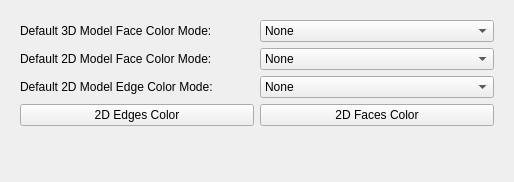
First picture: the form in Source/Applications/ModelBuilder/pqCMBModelBuilderOptions.ui, repository cnsuhao/cmb, before the edit.
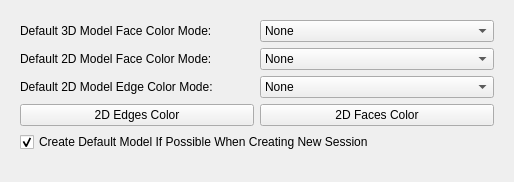
Second picture: the form after the edit. Custom widgets are drawn as their Qt base class.

Commit message: Preference for adding new model when createing new session

```diff
--- a/Source/Applications/ModelBuilder/pqCMBModelBuilderOptions.ui
+++ b/Source/Applications/ModelBuilder/pqCMBModelBuilderOptions.ui
@@ -145,7 +145,7 @@
          </property>
         </widget>
        </item>
-       <item row="4" column="1">
+       <item row="5" column="1">
         <spacer name="verticalSpacer">
          <property name="orientation">
           <enum>Qt::Vertical</enum>
@@ -158,6 +158,16 @@
          </property>
         </spacer>
        </item>
+       <item row="4" column="0" colspan="2">
+        <widget class="QCheckBox" name="defaultSessionModelBox">
+         <property name="text">
+          <string>Create Default Model If Possible When Creating New Session</string>
+         </property>
+         <property name="checked">
+          <bool>true</bool>
+         </property>
+        </widget>
+       </item>
       </layout>
      </widget>
      <widget class="QWidget" name="SimBuilder">
```
The commit also changes 8 other files.
